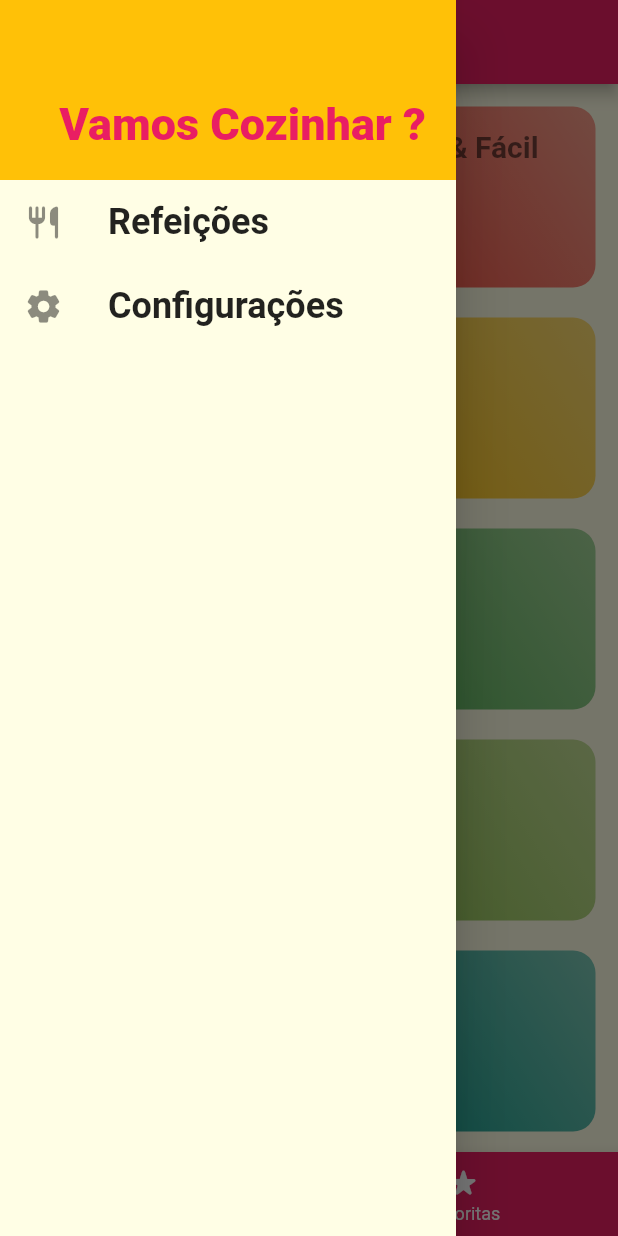
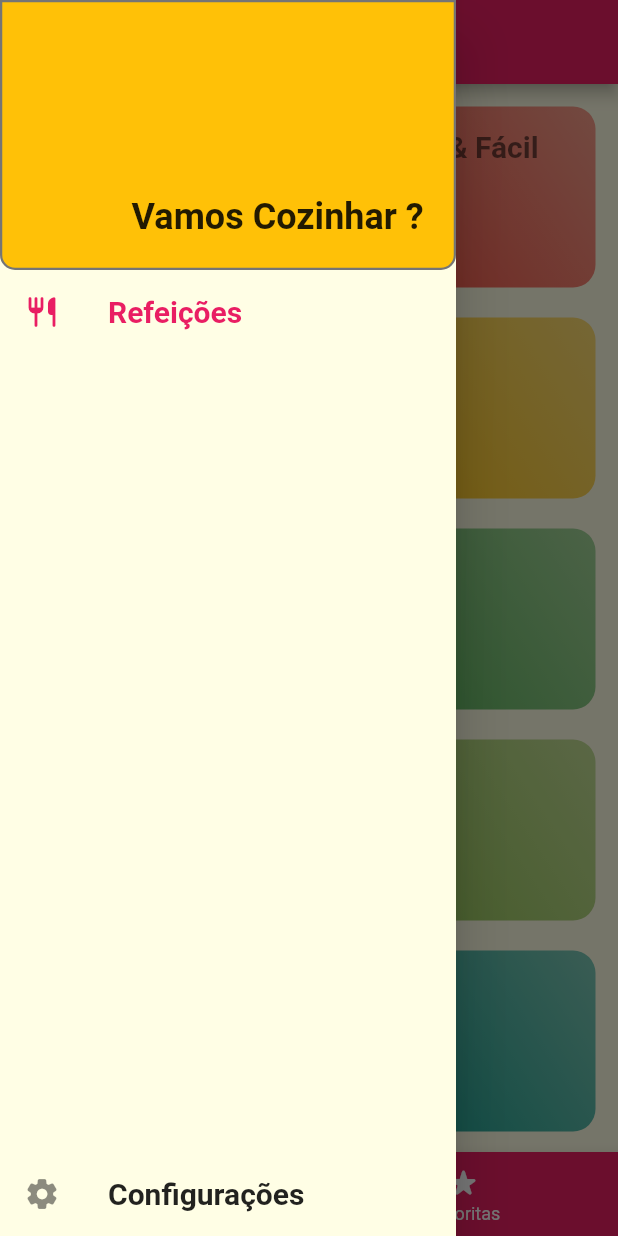
Before and after one commit to GuilhermePalma/nourriture, a Flutter app: the screen it shows after launch, with the side drawer open, on a phone screen of 412 x 824 dp. Run offline on Flutter 3.47's test engine with Material 2 defaults, Android fonts, the light colour scheme and no system bars; Roboto replaces fonts that are missing (Raleway, RobotoCondensed).

Commit message:
Changes in Layout of Drawer

```diff
--- a/lib/components/custom_drawer.dart
+++ b/lib/components/custom_drawer.dart
@@ -2,58 +2,108 @@ import 'package:flutter/material.dart';
 import 'package:nourriture/utils/app_routes.dart';
 
 class CustomDrawer extends StatelessWidget {
-  const CustomDrawer({Key? key}) : super(key: key);
+  // Variavel que define qual Local em que está para selecionar o Item no Menu
+  final String routeName;
 
-  Widget _createItem(IconData icon, String label, void Function() onTap) {
+  CustomDrawer({
+    Key? key,
+    required this.routeName,
+  }) : super(key: key);
+
+  // Lista com os Valores dos Itens que serão Exibidos
+  final List<Map<String, Object>> _itemsMenu = [
+    {
+      "title": "Refeições",
+      "icon": Icons.restaurant_rounded,
+      "routeName": AppRoutes.homeRoute,
+    },
+    {
+      "title": "Configurações",
+      "icon": Icons.settings_rounded,
+      "routeName": AppRoutes.settings,
+    },
+  ];
+
+  @override
+  Widget build(BuildContext context) {
+    return Drawer(
+      child: Column(
+        // Propriedade que coloca espaço proporcionais ENTRE os Items
+        mainAxisAlignment: MainAxisAlignment.spaceBetween,
+        children: [
+          // Column para a primeira parte do Conteudo ficar fixa no Topo e as Configurações no Fim
+          Column(
+            children: [
+              _createNavigationHeader(context),
+              ..._itemsMenu.getRange(0, _itemsMenu.length - 1).map((menuItem) {
+                return _createItem(
+                  menuItem["icon"] as IconData,
+                  menuItem["title"] as String,
+                  menuItem["routeName"] == routeName,
+                  () => Navigator.of(context)
+                      .pushReplacementNamed(menuItem["routeName"] as String),
+                );
+              }).toList()
+            ],
+          ),
+
+          _createItem(
+            _itemsMenu.last["icon"] as IconData,
+            _itemsMenu.last["title"] as String,
+            _itemsMenu.last["routeName"] == routeName,
+            () => Navigator.of(context)
+                .pushReplacementNamed(_itemsMenu.last["routeName"] as String),
+          ),
+        ],
+      ),
+    );
+  }
+
+  /// Cria o Header do Drawer
+  Container _createNavigationHeader(BuildContext context) {
+    return Container(
+      height: 180,
+      width: double.infinity,
+      padding: const EdgeInsets.all(20.0),
+      alignment: Alignment.bottomRight,
+      decoration: BoxDecoration(
+        color: Theme.of(context).colorScheme.secondary,
+        borderRadius: const BorderRadius.vertical(
+          bottom: Radius.circular(10),
+        ),
+        border: Border.all(
+          color: Colors.grey[600] ?? Colors.grey,
+          width: 1.5,
+        ),
+      ),
+      child: const Text(
+        "Vamos Cozinhar ?",
+        style: TextStyle(
+          fontWeight: FontWeight.bold,
+          fontSize: 24,
+        ),
+      ),
+    );
+  }
+
+  /// Cria os Itens do Menu Lateral
+  Widget _createItem(
+      IconData icon, String label, bool isSelected, void Function() onTap) {
     return ListTile(
+      selected: isSelected,
       leading: Icon(
         icon,
-        size: 26,
+        size: 24,
       ),
       title: Text(
         label,
         style: const TextStyle(
           fontFamily: "RobotoCondensed",
-          fontSize: 24,
-          fontWeight: FontWeight.bold,
+          fontSize: 20,
+          fontWeight: FontWeight.w600,
         ),
       ),
       onTap: onTap,
     );
   }
-
-  @override
-  Widget build(BuildContext context) {
-    return Drawer(
-      child: Column(
-        children: [
-          Container(
-            height: 120,
-            width: double.infinity,
-            padding: const EdgeInsets.all(20.0),
-            color: Theme.of(context).colorScheme.secondary,
-            alignment: Alignment.bottomRight,
-            child: Text(
-              "Vamos Cozinhar ?",
-              style: TextStyle(
-                fontWeight: FontWeight.w900,
-                fontSize: 30,
-                color: Theme.of(context).colorScheme.primary,
-              ),
-            ),
-          ),
-          _createItem(
-            Icons.restaurant_rounded,
-            "Refeições",
-            () => Navigator.of(context).pushReplacementNamed(AppRoutes.homeRoute),
-          ),
-          _createItem(
-            Icons.settings_rounded,
-            "Configurações",
-            () => Navigator.of(context).pushReplacementNamed(AppRoutes.settings),
-          ),
-        ],
-      ),
-    );
-  }
 }
--- a/lib/screens/settings_screen.dart
+++ b/lib/screens/settings_screen.dart
@@ -1,5 +1,6 @@
 import 'package:flutter/material.dart';
 import 'package:nourriture/components/custom_drawer.dart';
+import 'package:nourriture/utils/app_routes.dart';
 
 class SettingScreen extends StatelessWidget {
   const SettingScreen({Key? key}) : super(key: key);
@@ -10,7 +11,10 @@ class SettingScreen extends StatelessWidget {
       appBar: AppBar(
         title: const Text("Configurações"),
       ),
-      drawer: const CustomDrawer(),
+      drawer: CustomDrawer(
+        // Informa que a Tela é das Configurações
+        routeName: AppRoutes.settings,
+      ),
       body: const Center(
         child: Text("Tela de Configurações"),
       ),
--- a/lib/screens/tabs_screen.dart
+++ b/lib/screens/tabs_screen.dart
@@ -2,6 +2,7 @@ import 'package:flutter/material.dart';
 import 'package:nourriture/components/custom_drawer.dart';
 import 'package:nourriture/screens/categories_screen.dart';
 import 'package:nourriture/screens/favorite_screen.dart';
+import 'package:nourriture/utils/app_routes.dart';
 
 class TabsScreen extends StatefulWidget {
   const TabsScreen({Key? key}) : super(key: key);
@@ -42,7 +43,10 @@ class _TabsScreenState extends State<TabsScreen> {
         title:
             Text(_listScreens.elementAt(_selectScreenIndex)["title"] as String),
       ),
-      drawer: const CustomDrawer(),
+      drawer: CustomDrawer(
+        // Inicia na Aba com  a Rota Inicial
+        routeName: AppRoutes.homeRoute,
+      ),
       body: _listScreens.elementAt(_selectScreenIndex)["screen"] as Widget,
       // Cria o Menu Inferior
       bottomNavigationBar: BottomNavigationBar(
```
